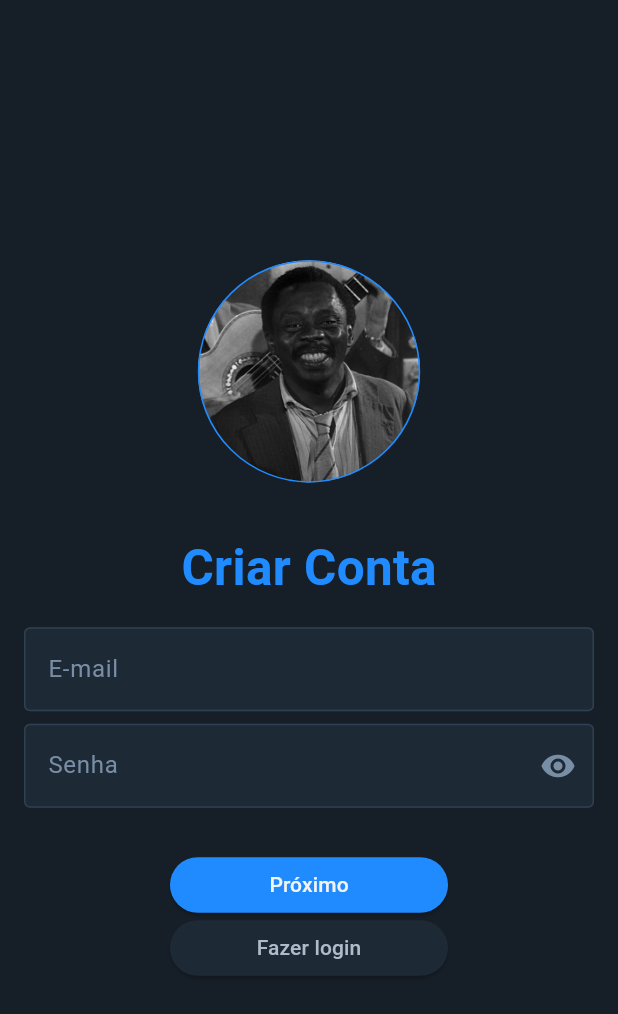
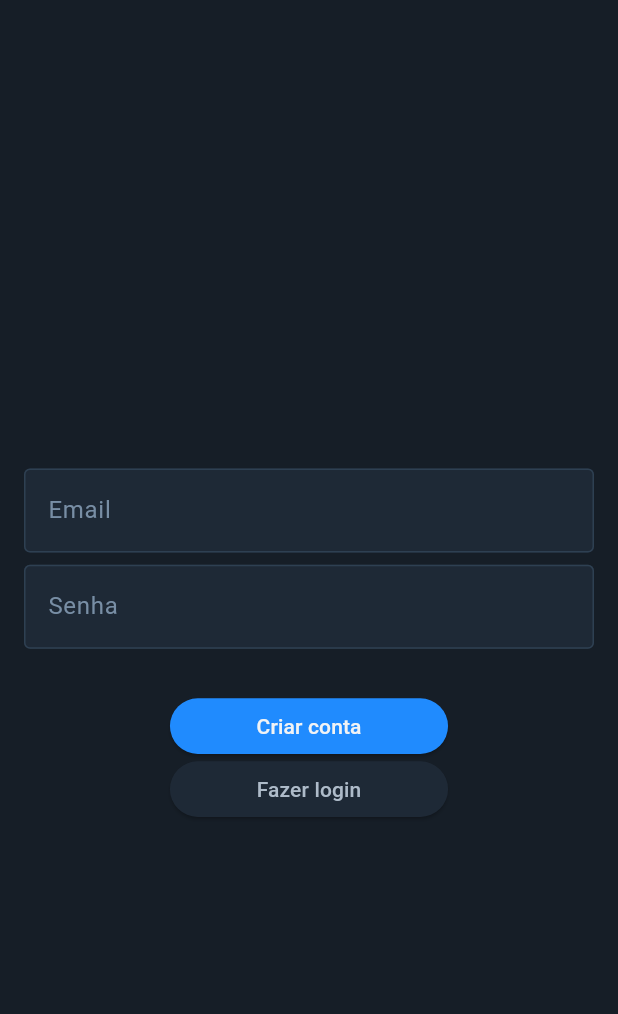
Before and after one commit to diegobrnrd/filmin, a Flutter app: the screen it shows after launch, after a tap on "Criar conta", on a phone screen of 412 x 824 dp. Shown: the top 1014 px of the screen. Run offline on Flutter 3.47's test engine with Material 3 defaults, Android fonts, the phone set to English and light mode, and no system bars; our stand-ins replace firebase_auth, firebase_core; accounts and stored records are empty; generated files the repository leaves out were written again; network calls fail.

Commit message:
Squashed commit of the following:
commit fcfa0541896296649f2bfb9f2d618eb55c651ac8
Author: Diego Bernardo <diegobsiufrpe@gmail.com>
Date:   Fri Dec 13 18:52:48 2024 -0300

    login/cadastro

commit 381f31448e13a232f2782c55871d629a9087b202
Author: Diego Bernardo <diegobsiufrpe@gmail.com>
Date:   Fri Dec 13 15:09:50 2024 -0300

    "Remover firebase_options.dart do controle de versão e atualizar .gitignore

commit 0248b0143bd945c6293b579d6c81d4e7d03f7d40
Author: Diego Bernardo <diegobsiufrpe@gmail.com>
Date:   Fri Dec 13 12:50:04 2024 -0300

    Conexão com o Firebase

```diff
--- a/lib/cadastro.dart
+++ b/lib/cadastro.dart
@@ -1,6 +1,8 @@
+import 'package:filmin/home.dart';
+import 'package:filmin/login.dart';
 import 'package:flutter/material.dart';
-import 'package:filmin/cadastro2.dart';
-import 'package:filmin/login.dart';
+
+import 'auth_service.dart';
 
 class CadastroScreen extends StatefulWidget {
   const CadastroScreen({super.key});
@@ -10,17 +12,11 @@ class CadastroScreen extends StatefulWidget {
 }
 
 class CadastroScreenState extends State<CadastroScreen> {
-  bool _isPasswordHidden = true;
-
-  void _togglePasswordVisibility() {
-    setState(() {
-      _isPasswordHidden = !_isPasswordHidden;
-    });
-  }
+  final TextEditingController _emailController = TextEditingController();
+  final TextEditingController _passwordController = TextEditingController();
 
   @override
   Widget build(BuildContext context) {
-    final screenWidth = MediaQuery.of(context).size.width;
     final screenHeight = MediaQuery.of(context).size.height;
     return Scaffold(
       body: Padding(
@@ -28,65 +24,49 @@ class CadastroScreenState extends State<CadastroScreen> {
         child: Column(
           mainAxisAlignment: MainAxisAlignment.center,
           children: [
-            CircleAvatar(
-              radius: screenWidth * 0.18,
-              backgroundImage: const AssetImage('assets/cadastro.png'),
-              backgroundColor: Colors.transparent,
-              child: Container(
-                width: screenWidth * 0.4,
-                height: screenWidth * 0.4,
-                decoration: BoxDecoration(
-                  shape: BoxShape.circle,
-                  border: Border.all(
-                    color: const Color(0xFF208BFE),
-                    width: screenWidth * 0.0025,
-                  ),
-                ),
-              ),
-            ),
             SizedBox(height: screenHeight * 0.04),
-            Text(
-              'Criar Conta',
-              style: TextStyle(
-                color: const Color(0xFF208BFE),
-                fontSize: screenHeight * 0.040,
-                fontWeight: FontWeight.bold,
-              ),
-            ),
-            SizedBox(height: screenHeight * 0.02),
             _buildTextField(
-              'E-mail',
+              'Email',
+              controller: _emailController,
               fillColor: const Color(0xFF1E2936),
               textColor: const Color(0xFF788EA5),
               focusedTextColor: const Color(0xFF208BFE),
               inputTextColor: const Color(0xFFF1F3F5),
             ),
-            SizedBox(height: screenHeight * 0.010),
+            SizedBox(height: screenHeight * 0.01),
             _buildTextField(
               'Senha',
-              obscureText: _isPasswordHidden,
+              controller: _passwordController,
+              obscureText: true,
               fillColor: const Color(0xFF1E2936),
               textColor: const Color(0xFF788EA5),
               focusedTextColor: const Color(0xFF208BFE),
               inputTextColor: const Color(0xFFF1F3F5),
-              suffixIcon: IconButton(
-                icon: Icon(
-                  _isPasswordHidden ? Icons.visibility : Icons.visibility_off,
-                  color: const Color(0xFF788EA5),
-                ),
-                onPressed: _togglePasswordVisibility,
-              ),
             ),
             SizedBox(height: screenHeight * 0.04),
             _buildButton(
-              'Próximo',
+              'Criar conta',
               backgroundColor: const Color(0xFF208BFE),
               textColor: const Color(0xFFF1F3F5),
               onPressed: () {
-                Navigator.push(
-                  context,
-                  MaterialPageRoute(builder: (context) => const Cadastro2Screen()),
-                );
+                AuthService autoService = AuthService();
+                autoService
+                    .signUpWithEmailAndPassword(
+                        email: _emailController.text,
+                        senha: _passwordController.text)
+                    .then((String? erro) {
+                  if (erro != null) {
+                    final snackBar = SnackBar(
+                        content: Text(erro), backgroundColor: Colors.red);
+                    ScaffoldMessenger.of(context).showSnackBar(snackBar);
+                  } else {
+                    Navigator.push(
+                      context,
+                      MaterialPageRoute(
+                          builder: (context) => const HomeScreen()),
+                    );
+                  }
+                });
               },
             ),
             SizedBox(height: screenHeight * 0.006),
@@ -107,19 +87,27 @@ class CadastroScreenState extends State<CadastroScreen> {
     );
   }
 
-  Widget _buildTextField(String label, {bool obscureText = false, Color fillColor = Colors.transparent, Color textColor = Colors.black, Color focusedTextColor = Colors.black, Color inputTextColor = Colors.black, Widget? suffixIcon}) {
+  Widget _buildTextField(String label,
+      {required TextEditingController controller,
+      bool obscureText = false,
+      Color fillColor = Colors.transparent,
+      Color textColor = Colors.black,
+      Color focusedTextColor = Colors.black,
+      Color inputTextColor = Colors.black,
+      Widget? suffixIcon}) {
     return Focus(
       onFocusChange: (hasFocus) {
-        if (hasFocus) {
-        }
+        if (hasFocus) {}
       },
       child: Builder(
         builder: (context) {
           final isFocused = Focus.of(context).hasFocus;
           return TextFormField(
+            controller: controller,
             decoration: InputDecoration(
               labelText: label,
-              labelStyle: TextStyle(color: isFocused ? focusedTextColor : textColor),
+              labelStyle:
+                  TextStyle(color: isFocused ? focusedTextColor : textColor),
               border: const OutlineInputBorder(),
               filled: true,
               fillColor: fillColor,
@@ -139,7 +127,10 @@ class CadastroScreenState extends State<CadastroScreen> {
     );
   }
 
-  Widget _buildButton(String text, {required Color backgroundColor, required Color textColor, required VoidCallback onPressed}) {
+  Widget _buildButton(String text,
+      {required Color backgroundColor,
+      required Color textColor,
+      required VoidCallback onPressed}) {
     final screenWidth = MediaQuery.of(context).size.width;
     final screenHeight = MediaQuery.of(context).size.height;
     return SizedBox(
--- a/lib/main.dart
+++ b/lib/main.dart
@@ -1,7 +1,14 @@
 import 'package:flutter/material.dart';
 import 'package:filmin/login.dart';
+import 'package:firebase_core/firebase_core.dart';
+import 'firebase_options.dart';
 
-void main() {
+Future<void> main() async {
+  WidgetsFlutterBinding.ensureInitialized();
+  await Firebase.initializeApp(
+    options: DefaultFirebaseOptions.currentPlatform,
+  );
+  runApp(const FilmIn());
   runApp(const FilmIn());
 }
 
--- a/pubspec.yaml
+++ b/pubspec.yaml
@@ -35,6 +35,10 @@ dependencies:
   # The following adds the Cupertino Icons font to your application.
   # Use with the CupertinoIcons class for iOS style icons.
   cupertino_icons: ^1.0.8
+  firebase_core: ^3.8.1
+  cloud_firestore: ^5.5.1
+  firebase_auth: ^5.3.4
+  firebase_messaging: ^15.1.6
 
 dev_dependencies:
   flutter_test:
```
Also changed, not shown: lib/auth_service.dart (added, +65 -0 lines), lib/home.dart (+21 -8 lines), lib/login.dart (+46 -11 lines), firebase.json (added), pubspec.lock, 6 other files.
